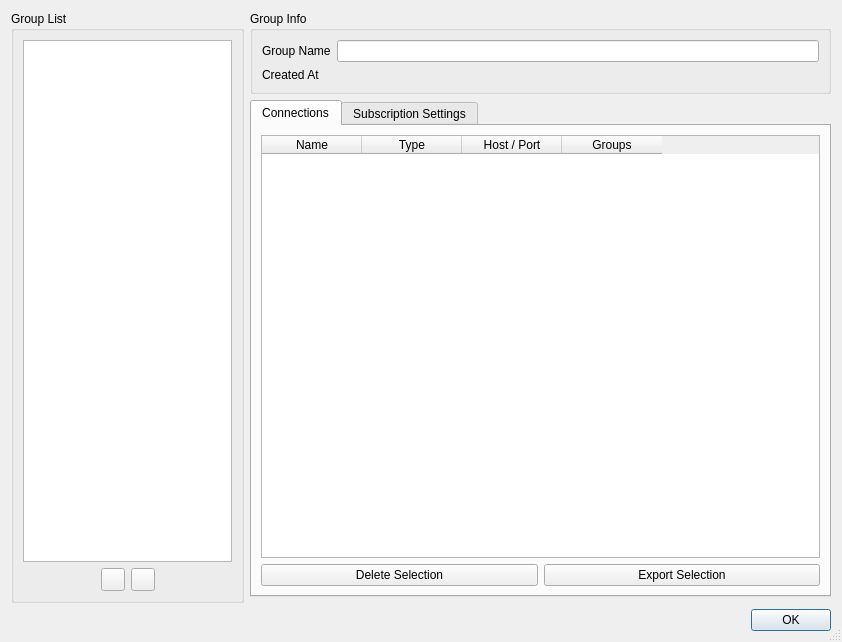
Qt form src/ui/windows/w_GroupManager.ui (Qv2ray/Qv2ray) before a commit.
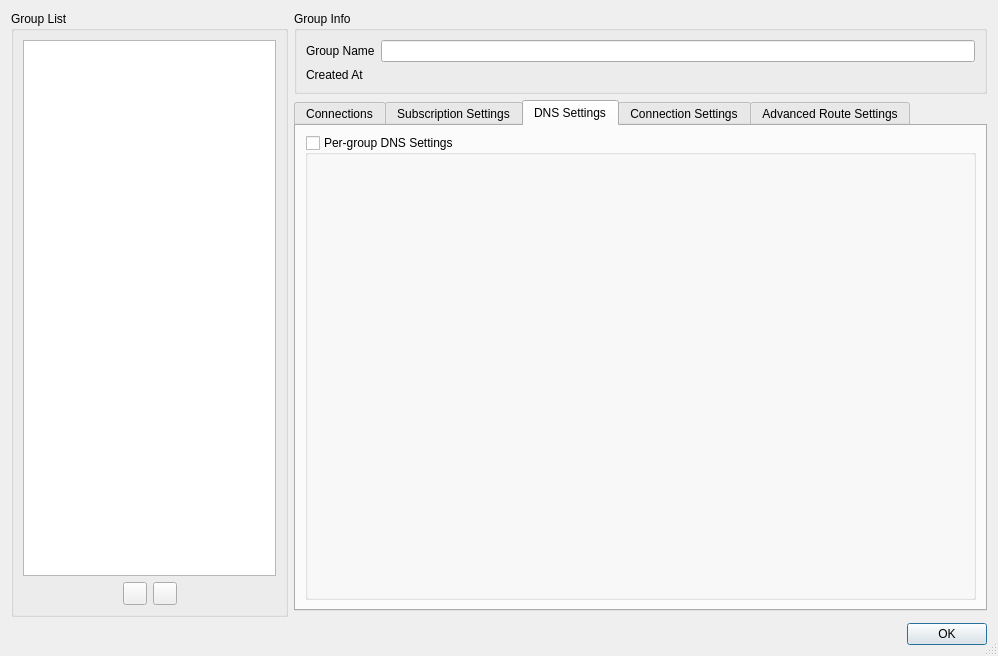
The same form after that commit. The open tabs and pages were chosen to show the change. Icons and pictures are not drawn.

```diff
--- a/src/ui/windows/w_GroupManager.ui
+++ b/src/ui/windows/w_GroupManager.ui
@@ -6,8 +6,8 @@
    <rect>
     <x>0</x>
     <y>0</y>
-    <width>842</width>
-    <height>642</height>
+    <width>998</width>
+    <height>656</height>
    </rect>
   </property>
   <property name="minimumSize">
@@ -399,6 +399,66 @@
        </item>
       </layout>
      </widget>
+     <widget class="QWidget" name="tab_3">
+      <attribute name="title">
+       <string>DNS Settings</string>
+      </attribute>
+      <layout class="QGridLayout" name="gridLayout_4">
+       <item row="0" column="0">
+        <widget class="QGroupBox" name="dnsSettingsGB">
+         <property name="title">
+          <string>Per-group DNS Settings</string>
+         </property>
+         <property name="checkable">
+          <bool>true</bool>
+         </property>
+         <property name="checked">
+          <bool>false</bool>
+         </property>
+        </widget>
+       </item>
+      </layout>
+     </widget>
+     <widget class="QWidget" name="tab_4">
+      <attribute name="title">
+       <string>Connection Settings</string>
+      </attribute>
+      <layout class="QGridLayout" name="gridLayout_7">
+       <item row="0" column="0">
+        <widget class="QGroupBox" name="connectionSettingsGB">
+         <property name="title">
+          <string>Per-group Connection Settings</string>
+         </property>
+         <property name="checkable">
+          <bool>true</bool>
+         </property>
+         <property name="checked">
+          <bool>false</bool>
+         </property>
+        </widget>
+       </item>
+      </layout>
+     </widget>
+     <widget class="QWidget" name="tab_5">
+      <attribute name="title">
+       <string>Advanced Route Settings</string>
+      </attribute>
+      <layout class="QGridLayout" name="gridLayout_6">
+       <item row="0" column="0">
+        <widget class="QGroupBox" name="routeSettingsGB">
+         <property name="title">
+          <string>Per-group Advanced Route Settings</string>
+         </property>
+         <property name="checkable">
+          <bool>true</bool>
+         </property>
+         <property name="checked">
+          <bool>false</bool>
+         </property>
+        </widget>
+       </item>
+      </layout>
+     </widget>
     </widget>
    </item>
   </layout>
```
